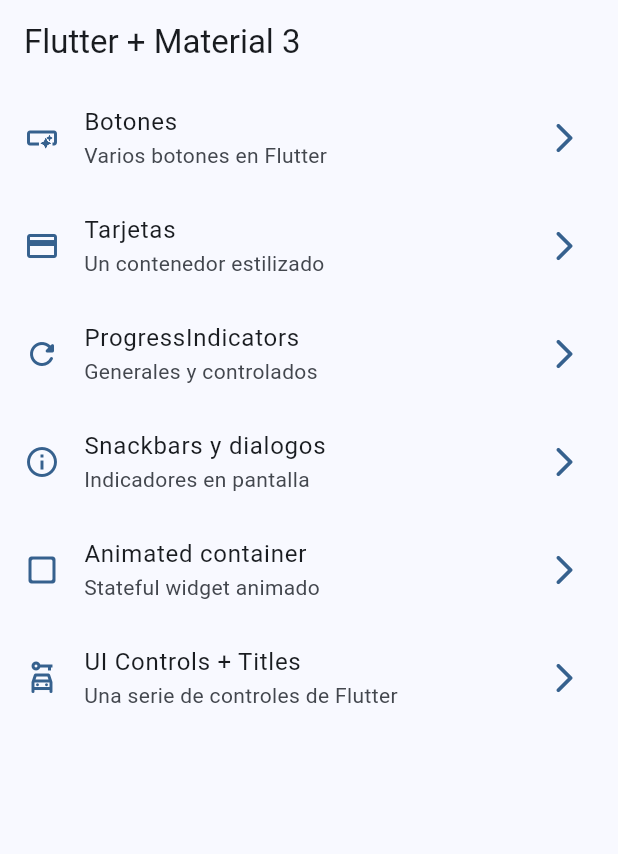
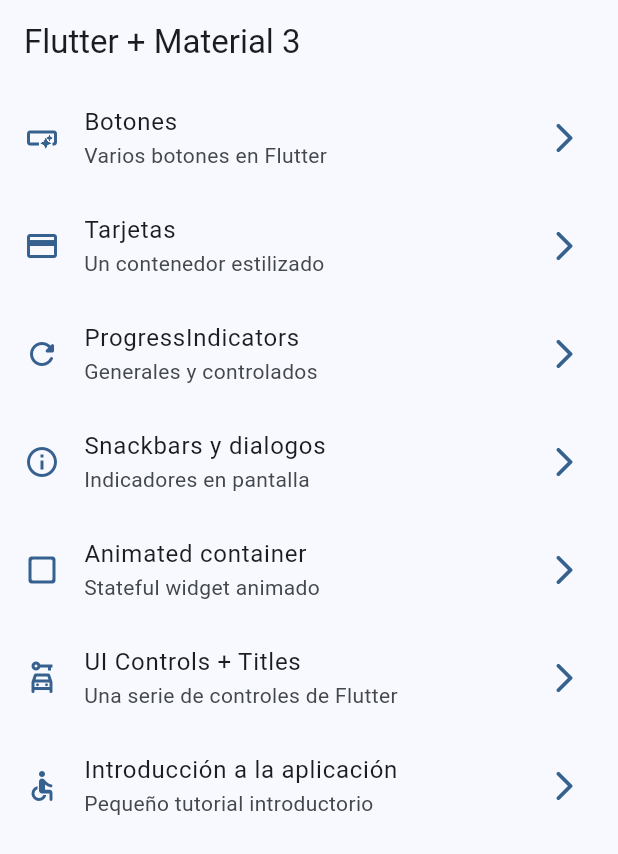
Before and after one commit to Carlos2693/flutter_widgets_app, a Flutter app: the screen it shows after launch, on a phone screen of 412 x 824 dp. Shown: the top 854 px of the screen. Run offline on Flutter 3.47's test engine with Material 2 defaults, Android fonts, the phone set to English and light mode, and no system bars; our stand-ins replace go_router.

Commit message:
tutorial screen added

```diff
--- a/lib/config/menu/menu_items.dart
+++ b/lib/config/menu/menu_items.dart
@@ -51,4 +51,10 @@ const appMenuItems = <MenuItem>[
     link: '/ui-controls',
     icon: Icons.car_rental_outlined,
   ),
+  MenuItem(
+    title: 'Introducción a la aplicación',
+    subtitle: 'Pequeño tutorial introductorio',
+    link: '/tutorial',
+    icon: Icons.accessible_rounded,
+  ),
 ];
--- a/lib/config/router/app_router.dart
+++ b/lib/config/router/app_router.dart
@@ -34,4 +34,9 @@ final appRouter = GoRouter(
       name: UiControlScreen.name,
       builder: (context, state) => const UiControlScreen(),
     ),
+    GoRoute(
+      path: '/tutorial',
+      name: AppTutorialScreen.name,
+      builder: (context, state) => const AppTutorialScreen(),
+    ),
 ]);
```
